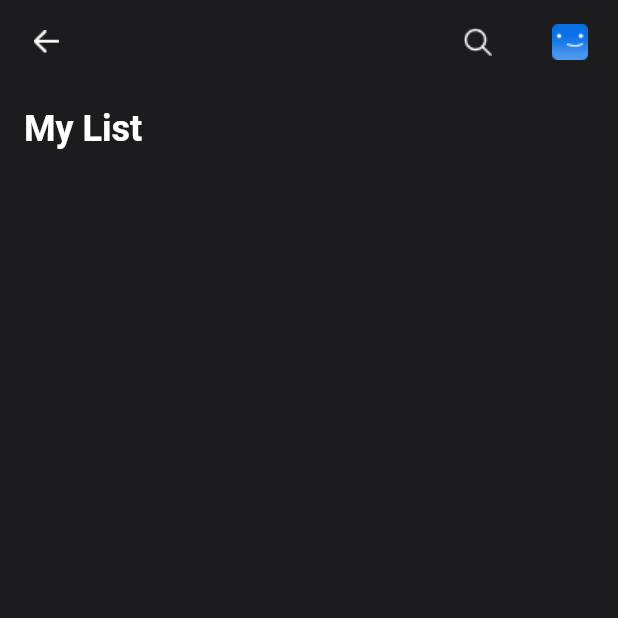
After one commit to credeo/movie_wtc, a Flutter app: the MyListPage screen opened by its route, on a phone screen of 412 x 824 dp, the top half of it. The commit adds this screen. Run offline on Flutter 3.47's test engine with Material 2 defaults, Android fonts, the phone set to English and light mode, and no system bars; our stand-ins replace easy_localization, go_router, kiwi, smooth_page_indicator; missing offline and left inert: easy_logger.

Commit message:
MyList page and all Buttons,work but  have  exception

```diff
--- a/lib/models/movie.dart
+++ b/lib/models/movie.dart
@@ -1,4 +1,5 @@
 import 'package:easy_localization/easy_localization.dart';
+import 'package:flutter/material.dart';
 
 enum Genre {
   romance('romance'),
@@ -49,4 +50,25 @@ class Movie {
       required this.duration,
       required this.downloadSize,
       this.year});
+  @override
+  bool operator ==(other) =>
+      other is Movie &&
+      other.title == title &&
+      other.subtitle == subtitle &&
+      other.details == details &&
+      other.releaseDate == releaseDate &&
+      other.rated == rated;
+  //other.fileSize == fileSize &&
+  //other.length == length;
+
+  @override
+  int get hashCode => hashValues(
+        title,
+        subtitle,
+        details,
+        releaseDate,
+        rated,
+        //fileSize,
+        //length,
+      );
 }
--- a/lib/pages/detail_page.dart
+++ b/lib/pages/detail_page.dart
@@ -112,13 +112,12 @@ class DetailPage extends StatelessWidget {
                                             .isMovieInMyList(movie)
                                         ? 'assets/icons/icon_checkmark.png'
                                         : 'assets/icons/icon_plus_circle.png',
-                                    onPressed: () {
-                                      detailProvider.isMovieInMyList(movie)
-                                          ? detailProvider
-                                              .removeMovieFromMyList(movie)
-                                          : detailProvider
-                                              .addMovieInMyList(movie);
-                                    },
+                                    onPressed: () =>
+                                        detailProvider.isMovieInMyList(movie)
+                                            ? detailProvider
+                                                .removeMovieFromMyList(movie)
+                                            : detailProvider
+                                                .addMovieInMyList(movie),
                                   ),
                                 ),
                               ),
--- a/lib/pages/home.dart
+++ b/lib/pages/home.dart
@@ -7,6 +7,7 @@ import 'package:movie_wtc/extensions/custom_text_styles.dart';
 
 import 'package:movie_wtc/models/movie.dart';
 import 'package:movie_wtc/pages/detail_page.dart';
+import 'package:movie_wtc/pages/my_list.dart';
 import 'package:movie_wtc/providers/home_provider.dart';
 import 'package:go_router/go_router.dart';
 import 'package:movie_wtc/widgets/custom_button_with_icon.dart';
@@ -183,7 +184,7 @@ class _HomeState extends State<Home> {
                                                     } else {
                                                       homeProvider
                                                           .addMovieInMyList(
-                                                              movie: movie);
+                                                              movie);
                                                     }
                                                   },
                                                 ),
@@ -462,6 +463,7 @@ class _HomeState extends State<Home> {
                 ),
                 onPressed: () {
                   print('clicked see more');
+                  context.goNamed(MyListPage.pageName);
                 },
               ),
             ],
--- /dev/null
+++ b/lib/pages/my_list.dart
@@ -0,0 +1,71 @@
+import 'package:flutter/material.dart';
+import 'package:go_router/go_router.dart';
+import 'package:movie_wtc/extensions/custom_colors.dart';
+import 'package:movie_wtc/extensions/custom_text_styles.dart';
+import 'package:movie_wtc/models/movie.dart';
+import 'package:movie_wtc/pages/tab_container.dart';
+import 'package:movie_wtc/providers/home_provider.dart';
+import 'package:movie_wtc/providers/my_list_provider.dart';
+import 'package:movie_wtc/widgets/custom_app_bar.dart';
+import 'package:provider/provider.dart';
+
+class MyListPage extends StatelessWidget {
+  static const pageName = 'my-list';
+
+  const MyListPage({
+    Key? key,
+  }) : super(key: key);
+
+  @override
+  Widget build(BuildContext context) {
+    return Scaffold(
+      backgroundColor: CustomColors.of(context).background,
+      appBar: CustomAppBar(
+        leftIcon: LeftIcon.backArrow,
+        rightIcon: RightIcon.search,
+        backButton: () {
+          context.goNamed(TabContainer.pageName);
+        },
+      ),
+      body: ChangeNotifierProvider(
+          create: ((context) => MyListProvider()),
+          child: Consumer<MyListProvider>(
+            builder: (context, myListProvider, child) {
+              return Container(
+                padding: const EdgeInsets.all(16.0),
+                child: Column(
+                  crossAxisAlignment: CrossAxisAlignment.start,
+                  children: [
+                    Text(
+                      'My List',
+                      style: CustomTextStyles.of(context).semiBold24,
+                    ),
+                    const SizedBox(height: 24),
+                    Expanded(
+                      child: GridView.builder(
+                          gridDelegate:
+                              const SliverGridDelegateWithFixedCrossAxisCount(
+                                  //childAspectRatio: 2 / 9,
+                                  crossAxisCount: 3,
+                                  mainAxisExtent: 154,
+                                  crossAxisSpacing: 10,
+                                  mainAxisSpacing: 10),
+                          itemCount: myListProvider.myMovieList.length,
+                          itemBuilder: (BuildContext ctx, index) {
+                            return ClipRRect(
+                              borderRadius: BorderRadius.circular(8),
+                              child: Image.asset(
+                                myListProvider.myMovieList[index].coverImage,
+                                fit: BoxFit.cover,
+                              ),
+                            );
+                          }),
+                    ),
+                  ],
+                ),
+              );
+            },
+          )),
+    );
+  }
+}
--- a/lib/providers/home_provider.dart
+++ b/lib/providers/home_provider.dart
@@ -1,4 +1,5 @@
 import 'package:flutter/material.dart';
+import 'package:flutter/foundation.dart';
 import 'package:kiwi/kiwi.dart';
 import 'package:movie_wtc/models/movie.dart';
 import 'package:movie_wtc/services/movie_service.dart';
@@ -40,7 +41,7 @@ class HomeProvider extends ChangeNotifier {
     notifyListeners();
   }
 
-  void addMovieInMyList({required Movie movie}) {
+  void addMovieInMyList(Movie movie) {
     _userService.addMovieInList(movie);
     notifyListeners();
   }
--- /dev/null
+++ b/lib/providers/my_list_provider.dart
@@ -0,0 +1,10 @@
+import 'package:flutter/foundation.dart';
+import 'package:kiwi/kiwi.dart';
+import 'package:movie_wtc/models/movie.dart';
+import 'package:movie_wtc/services/user_service.dart';
+
+class MyListProvider extends ChangeNotifier {
+  final _userService = KiwiContainer().resolve<UserService>();
+
+  List<Movie> get myMovieList => _userService.myMoviesList;
+}
--- a/lib/services/router_service.dart
+++ b/lib/services/router_service.dart
@@ -4,6 +4,7 @@ import 'package:kiwi/kiwi.dart';
 import 'package:movie_wtc/models/movie.dart';
 import 'package:movie_wtc/pages/detail_page.dart';
 import 'package:movie_wtc/pages/login_page.dart';
+import 'package:movie_wtc/pages/my_list.dart';
 import 'package:movie_wtc/pages/tab_container.dart';
 import 'package:movie_wtc/services/appearance_service.dart';
 
@@ -43,6 +44,11 @@ class RouterService {
           name: DetailPage.pageName,
           builder: (context, state) => DetailPage(movie: state.extra as Movie),
         ),
+        GoRoute(
+          path: '/my-list',
+          name: MyListPage.pageName,
+          builder: (context, state) => const MyListPage(),
+        ),
       ],
     );
   }
--- a/lib/services/user_service.dart
+++ b/lib/services/user_service.dart
@@ -15,6 +15,6 @@ class UserService extends ChangeNotifier {
   }
 
   bool isMovieHere(Movie movie) {
-    return _myMoviesList.contains(_myMoviesList.map((e) => e));
+    return _myMoviesList.contains(movie);
   }
 }
```
